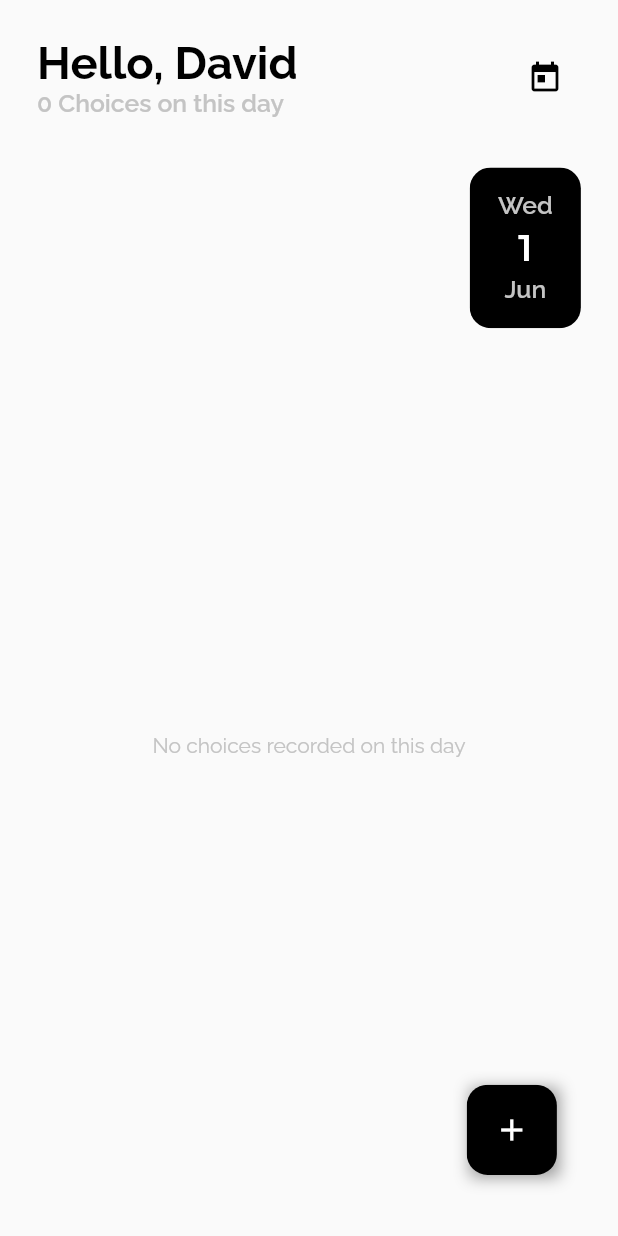
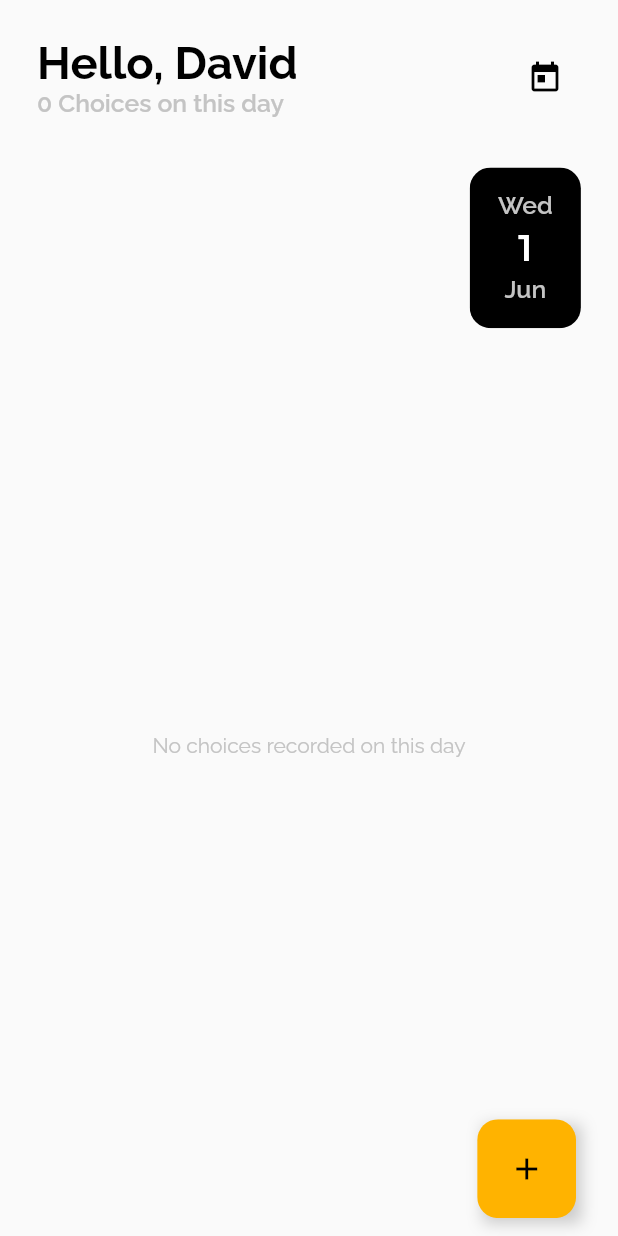
Before and after one commit to wickerlife/mychoices, a Flutter app: the screen it shows after launch, on a phone screen of 412 x 824 dp. Run offline on Flutter 3.47's test engine with Material 2 defaults, Android fonts, the light colour scheme and no system bars; our stand-ins replace date_format, equatable, flutter_easyloading, get, get_storage; missing offline and left inert: date_utils, enum_to_string, shared_preferences_web.

Commit message:
Adjusted FAB

```diff
--- a/lib/app/modules/choice/view.dart
+++ b/lib/app/modules/choice/view.dart
@@ -287,7 +287,7 @@ class ChoiceView extends GetView<ChoiceController> {
                                                 .toList(),
                                           ],
                                         ),
-                                      )
+                                      ),
                                     ],
                                   ),
                                 ),
@@ -299,6 +299,7 @@ class ChoiceView extends GetView<ChoiceController> {
                         left: 6.0.wp,
                         right: 6.0.wp,
                         bottom: 6.0.wp,
+                        top: 6.0.wp,
                       ),
                       child: CButton(
                         enabled: true,
--- a/lib/app/modules/timeline/view.dart
+++ b/lib/app/modules/timeline/view.dart
@@ -114,8 +114,9 @@ class TimelinePage extends GetView<TimelineController> {
         ),
       ),
       // bottomNavigationBar: CNavBar(),
+      floatingActionButtonLocation: FloatingActionButtonLocation.endDocked,
       floatingActionButton: Padding(
-        padding: EdgeInsets.all(6.0.wp),
+        padding: EdgeInsets.all(2.9.wp),
         child: AddChoiceActionButton(),
       ),
     );
--- a/lib/app/modules/timeline/widgets/add_fab.dart
+++ b/lib/app/modules/timeline/widgets/add_fab.dart
@@ -17,22 +17,22 @@ class AddChoiceActionButton extends StatelessWidget {
     return Container(
       decoration: BoxDecoration(boxShadow: [
         BoxShadow(
-          offset: const Offset(2, 2),
+          offset: const Offset(4, 4),
           blurRadius: 8,
-          color: LightColors.accentDark.withOpacity(0.4),
+          color: LightColors.accentDark.withOpacity(0.2),
         ),
       ]),
       child: Material(
         color: Colors.transparent,
         child: Ink(
-          width: 14.6.wp,
-          height: 14.6.wp,
+          width: 16.0.wp,
+          height: 16.0.wp,
           decoration: BoxDecoration(
-            color: LightColors.accentDark,
+            color: LightColors.yellow,
             borderRadius: BorderRadius.circular(14),
           ),
           child: InkWell(
-            splashColor: LightColors.accentLight,
+            splashColor: LightColors.yellow.withOpacity(0.2),
             customBorder: RoundedRectangleBorder(
               borderRadius: BorderRadius.circular(14),
             ),
@@ -71,7 +71,7 @@ class AddChoiceActionButton extends StatelessWidget {
                   Icon(
                     Icons.add,
                     size: 24,
-                    color: LightColors.primary,
+                    color: LightColors.accentDark,
                   ),
                 ],
               ),
--- a/lib/app/widgets/cappbar.dart
+++ b/lib/app/widgets/cappbar.dart
@@ -46,7 +46,7 @@ class CAppBar extends StatelessWidget {
                 ),
               if (leadingIcon != null)
                 SizedBox(
-                  width: 6.0.wp,
+                  width: 1.5.wp,
                 ),
               Column(
                 crossAxisAlignment: CrossAxisAlignment.start,
```
